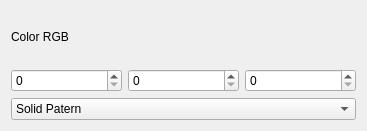
The window that Project/color.ui (Flanctory-Studio/QtDelivery) describes before a commit, drawn with Qt 5.
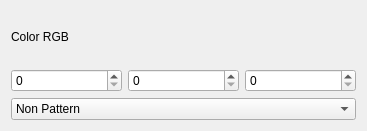
The same window after the commit.

Patch:
```diff
--- a/Project/color.ui
+++ b/Project/color.ui
@@ -66,6 +66,11 @@
    </item>
    <item>
     <widget class="QComboBox" name="brushStyle">
+     <item>
+      <property name="text">
+       <string>Non Pattern</string>
+      </property>
+     </item>
      <item>
       <property name="text">
        <string>Solid Patern</string>
```
Left out of the diff: 15 changed lines with no effect on the pictures.
